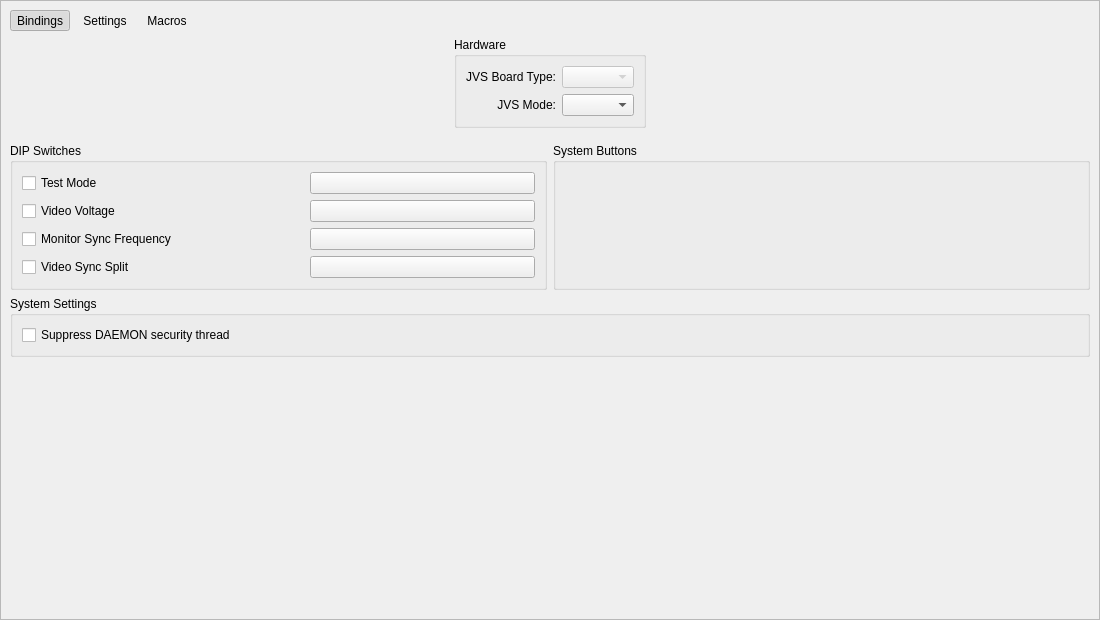
The window that pcsx2-qt/Settings/JVSControlsWidget.ui (PeanutNeko/pcsx2x6-imas) describes before a commit, drawn with Qt 5.
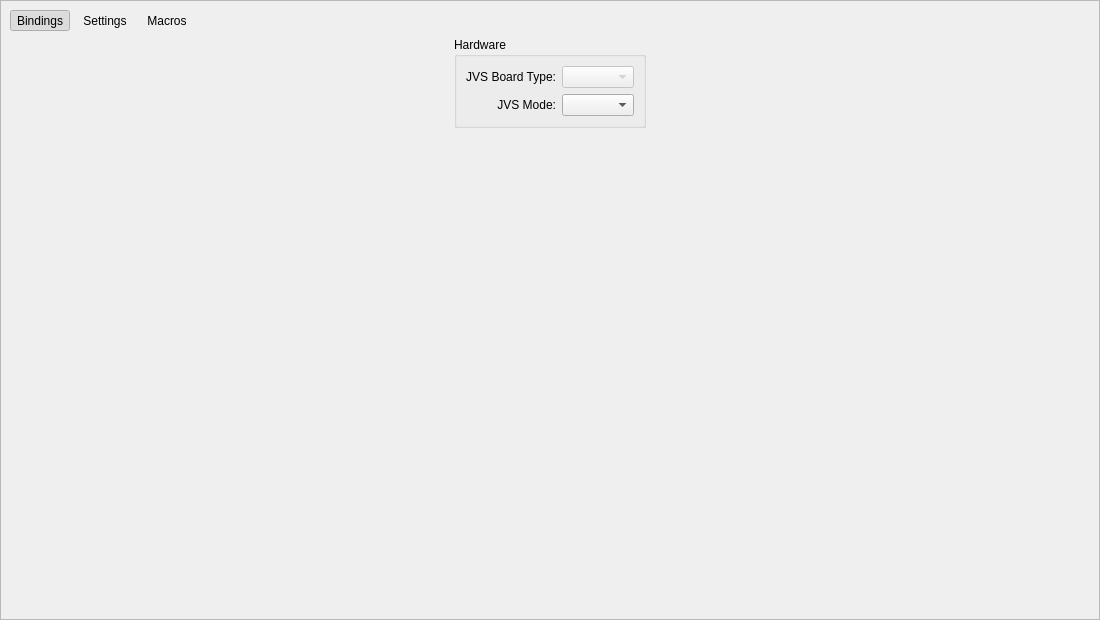
The same window after the commit. The open tabs and pages were chosen to show the change. Icons and pictures are not drawn. Custom widgets are drawn as their Qt base class.

The edit to the form file:
```diff
--- a/pcsx2-qt/Settings/JVSControlsWidget.ui
+++ b/pcsx2-qt/Settings/JVSControlsWidget.ui
@@ -268,6 +268,12 @@
                <property name="rightMargin"><number>0</number></property>
               </layout>
              </widget>
+             <widget class="QWidget" name="touchPage">
+              <layout class="QVBoxLayout" name="touchPageLayout">
+               <property name="leftMargin"><number>0</number></property>
+               <property name="rightMargin"><number>0</number></property>
+              </layout>
+             </widget>
             </widget>
            </item>
           </layout>
```
